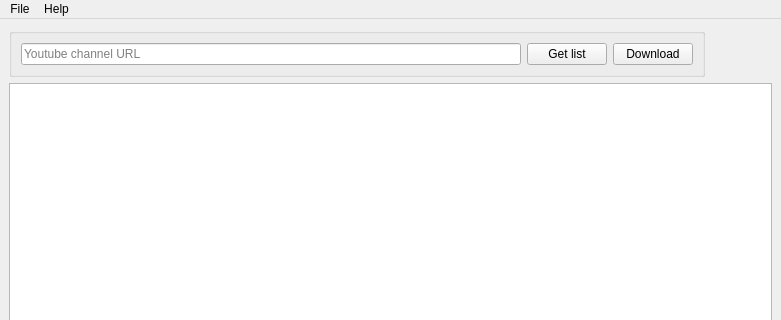
First picture: the form in form.ui, repository hyperfield/yt-channel-downloader, before the edit; both pictures show x 0 to 781 and y 0 to 320 of the 781 by 638 pixel window.
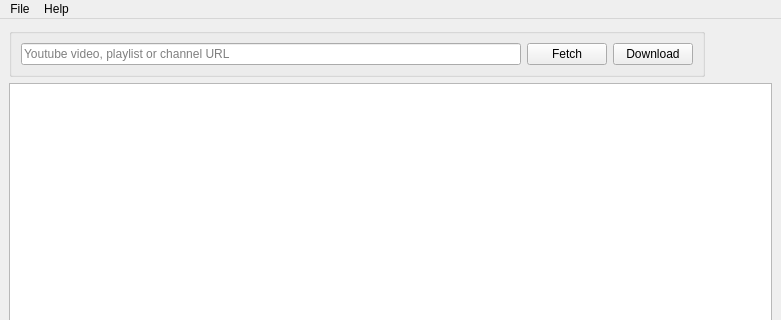
Second picture: the form after the edit. Icons and pictures are not drawn.

Commit message: Added: URL validators, playlist download functionality, 'Select All' check box, some code cleanup. Fixed partial download functionality. Main window now auto-extends its width to contents. Updated README.

What changed in the file:
```diff
--- a/form.ui
+++ b/form.ui
@@ -66,7 +66,7 @@
           <string/>
          </property>
          <property name="placeholderText">
-          <string>Youtube channel URL</string>
+          <string>Youtube video, playlist or channel URL</string>
          </property>
         </widget>
        </item>
@@ -79,7 +79,7 @@
           </sizepolicy>
          </property>
          <property name="text">
-          <string>Get list</string>
+          <string>Fetch</string>
          </property>
         </widget>
        </item>
```
Left out of the diff: 2 changed lines with no effect on the pictures. The commit also changes 12 other files.
